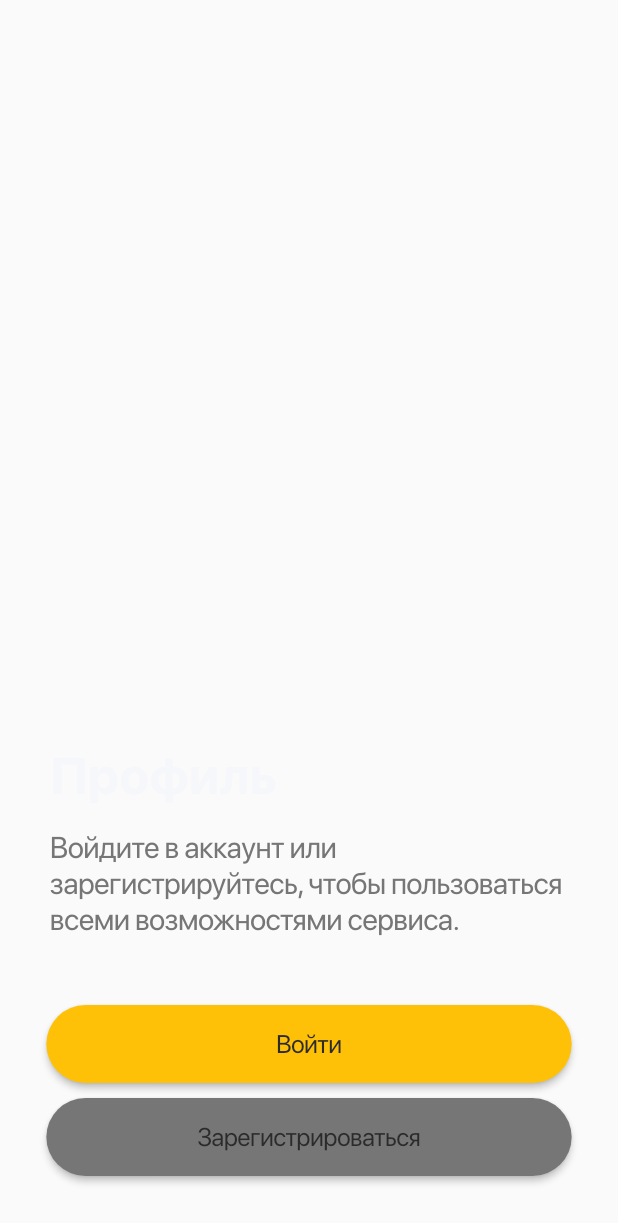
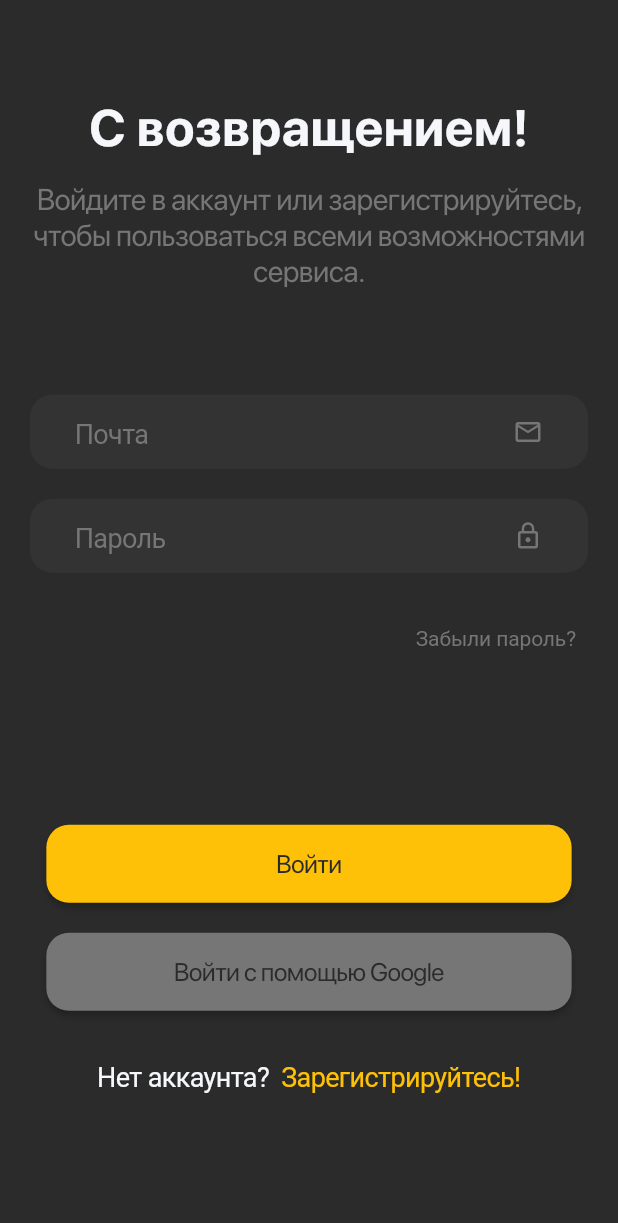
Before and after one commit to eextjcxltuires/GoHookah-Network, a Flutter app: the AuthorizationLowerPanelDescription widget shown alone on an empty page, opened directly, after a tap on "Войти", on a phone screen of 412 x 824 dp. Shown: the top 1223 px of the screen. Run offline on Flutter 3.47's test engine with Material 2 defaults, Android fonts, the phone set to English and light mode, and no system bars; Roboto replaces fonts that are missing (SFProTextRegular).

Commit message:
added a login page.

```diff
--- a/lib/ui/pages/authorization/authorization_page.dart
+++ b/lib/ui/pages/authorization/authorization_page.dart
@@ -1,6 +1,6 @@
 import 'package:flutter/material.dart';
-import 'components/authorization_lower_panel_description.dart';
-import 'components/auhorization_logotype.dart';
+import 'components/authorization/authorization_lower_panel_description.dart';
+import 'components/authorization/auhorization_logotype.dart';
 
 class AuthorizationPage extends StatelessWidget {
   const AuthorizationPage({Key? key}) : super(key: key);
--- a/lib/ui/pages/authorization/components/authorization_lower_panel_description.dart
+++ b/lib/ui/pages/authorization/components/authorization/authorization_lower_panel_description.dart
@@ -1,8 +1,21 @@
 import 'package:application/ui/widgets/button_widget.dart';
+import 'package:application/ui/pages/authorization/login_page.dart';
 import 'package:flutter/material.dart';
 
 class AuthorizationLowerPanelDescription extends StatelessWidget {
   const AuthorizationLowerPanelDescription({Key? key}) : super(key: key);
+
+  // description:
+
+  // the transition function,
+  // which allows from one page to another.
+
+  void login(context) {
+    Navigator.push(
+      context,
+      MaterialPageRoute(builder: (context) => const LoginPage()),
+    );
+  }
 
   @override
   Widget build(BuildContext context) {
@@ -32,9 +45,9 @@ class AuthorizationLowerPanelDescription extends StatelessWidget {
             // custom button widget.
 
             ButtonWidget(
+              onPressed: () => login(context),
               title: 'Войти',
               color: const Color(0xFFFFC107),
-              onPressed: () {},
             ),
             const SizedBox(height: 10.0),
 
--- /dev/null
+++ b/lib/ui/pages/authorization/components/login/login_lower_panel_description.dart
@@ -0,0 +1,45 @@
+import 'package:application/ui/widgets/button_widget.dart';
+import 'package:application/ui/pages/authorization/widgets/lower_text_button_widget.dart';
+import 'package:flutter/material.dart';
+
+class LoginLowerPanelDescription extends StatelessWidget {
+  const LoginLowerPanelDescription({Key? key}) : super(key: key);
+
+  @override
+  Widget build(BuildContext context) {
+    return Align(
+      alignment: Alignment.bottomCenter,
+      child: Column(
+        children: <Widget>[
+          // description:
+          // custom button widget.
+
+          ButtonWidget(
+            onPressed: () {},
+            color: const Color(0xFFFFC107),
+            title: 'Войти',
+          ),
+          const SizedBox(height: 20.0),
+
+          // description:
+          // custom button widget.
+
+          ButtonWidget(
+            onPressed: () {},
+            color: const Color(0xFF767676),
+            title: 'Войти c помощью Google',
+          ),
+          const SizedBox(height: 20.0),
+
+          // description:
+          // Lower text button widget.
+
+          const LowerTextButtonWidget(
+            part1: 'Нет аккаунта? ',
+            part2: ' Зарегистрируйтесь!',
+          ),
+        ],
+      ),
+    );
+  }
+}
--- /dev/null
+++ b/lib/ui/pages/authorization/login_page.dart
@@ -0,0 +1,97 @@
+import 'widgets/top_panel_desciption.dart';
+import 'package:application/ui/pages/authorization/components/login/login_lower_panel_description.dart';
+import 'package:flutter/material.dart';
+import 'widgets/text_field_widget.dart';
+
+class LoginPage extends StatefulWidget {
+  const LoginPage({Key? key}) : super(key: key);
+
+  @override
+  State<LoginPage> createState() => _LoginPageState();
+}
+
+class _LoginPageState extends State<LoginPage> {
+  TextEditingController mail = TextEditingController();
+  TextEditingController word = TextEditingController();
+
+  @override
+  Widget build(BuildContext context) {
+    return Scaffold(
+      backgroundColor: const Color(0xFF2B2B2B),
+      body: Padding(
+        padding: const EdgeInsets.fromLTRB(0, 50.0, 0, 0),
+        child: SingleChildScrollView(
+          child: Column(
+            children: <Widget>[
+              // description:
+              // custom top-panel (with description text) widget.
+
+              const TopPanelDescription(
+                title: 'С возвращением!',
+                description:
+                    'Войдите в аккаунт или зарегистрируйтесь, чтобы пользоваться всеми возможностями сервиса.',
+              ),
+
+              // description:
+              // Widget: Text Field.
+
+              TextFieldWidget(
+                type: TextInputType.emailAddress,
+                controller: mail,
+                icon: Icons.mail_outline,
+                hint: 'Почта',
+              ),
+
+              // description:
+              // Widget: Text Field.
+
+              TextFieldWidget(
+                type: TextInputType.visiblePassword,
+                controller: word,
+                icon: Icons.lock_outline,
+                obscure: true,
+                hint: 'Пароль',
+              ),
+              const SizedBox(height: 10.0),
+
+              // description:
+
+              // text button (forgot password),
+              // that takes you to the password recovery page.
+
+              button(),
+              const SizedBox(height: 100.0),
+
+              // description:
+              // Lower panel.
+
+              const LoginLowerPanelDescription(),
+            ],
+          ),
+        ),
+      ),
+    );
+  }
+
+  // the widget, that displays the text button.
+
+  Widget button() => Align(
+        alignment: Alignment.centerRight,
+        child: Padding(
+          padding: const EdgeInsets.fromLTRB(0, 0, 20.0, 0),
+          child: TextButton(
+            child: const Text(
+              'Забыли пароль?',
+              style: TextStyle(
+                fontFamily: 'SFProTextRegular',
+                color: Color(0xFF767676),
+                fontSize: 14.0,
+                fontWeight: FontWeight.w400,
+                letterSpacing: -0.08,
+              ),
+            ),
+            onPressed: () {},
+          ),
+        ),
+      );
+}
--- /dev/null
+++ b/lib/ui/pages/authorization/widgets/lower_text_button_widget.dart
@@ -0,0 +1,60 @@
+import 'package:flutter/material.dart';
+
+class LowerTextButtonWidget extends StatelessWidget {
+  const LowerTextButtonWidget({
+    Key? key,
+    required this.part1,
+    required this.part2,
+  }) : super(key: key);
+
+  final String part1;
+  final String part2;
+
+  @override
+  Widget build(BuildContext context) {
+    return TextButton(
+      onPressed: () {},
+      child: RichText(
+        text: TextSpan(
+          children: [
+            // description:
+            // text 1.
+
+            part1text(),
+
+            // description:
+            // text 2.
+
+            part2text(),
+          ],
+        ),
+      ),
+    );
+  }
+
+  // the widget, that displays the text 1.
+
+  TextSpan part1text() => TextSpan(
+        text: part1,
+        style: const TextStyle(
+          fontFamily: 'SFProTextRegular',
+          color: Color(0xFFF6F7FB),
+          fontSize: 18.0,
+          fontWeight: FontWeight.w400,
+          letterSpacing: -0.41,
+        ),
+      );
+
+  // the widget, that displays the title text 2.
+
+  TextSpan part2text() => TextSpan(
+        text: part2,
+        style: const TextStyle(
+          fontFamily: 'SFProTextRegular',
+          color: Color(0xFFFFC107),
+          fontSize: 18.0,
+          fontWeight: FontWeight.w400,
+          letterSpacing: -0.41,
+        ),
+      );
+}
--- /dev/null
+++ b/lib/ui/pages/authorization/widgets/text_field_widget.dart
@@ -0,0 +1,68 @@
+import 'package:flutter/material.dart';
+
+class TextFieldWidget extends StatelessWidget {
+  const TextFieldWidget({
+    Key? key,
+    required this.hint,
+    required this.icon,
+    required this.controller,
+    this.obscure = false,
+    required this.type,
+  }) : super(key: key);
+
+  final String hint;
+  final IconData icon;
+  final TextEditingController controller;
+  final bool obscure;
+  final TextInputType? type;
+
+  @override
+  Widget build(BuildContext context) {
+    return Container(
+      height: MediaQuery.of(context).size.height * 0.06,
+      padding: const EdgeInsets.fromLTRB(30.0, 0, 30.0, 0),
+      margin: const EdgeInsets.fromLTRB(20.0, 10.0, 20.0, 10.0),
+      decoration: BoxDecoration(
+        color: const Color(0xFF333333),
+        borderRadius: BorderRadius.circular(15.0),
+      ),
+      child: Row(
+        mainAxisAlignment: MainAxisAlignment.spaceBetween,
+        children: <Widget>[
+          SizedBox(
+            width: 270.0,
+            child: TextField(
+              textAlignVertical: TextAlignVertical.center,
+              obscureText: obscure,
+              keyboardType: type,
+              cursorColor: const Color(0xFF767676),
+              decoration: InputDecoration(
+                border: InputBorder.none,
+                hintText: hint,
+                hintStyle: const TextStyle(
+                  fontFamily: 'SFProTextRegular',
+                  color: Color(0xFF767676),
+                  fontSize: 18.0,
+                  fontWeight: FontWeight.w400,
+                  letterSpacing: -0.41,
+                ),
+              ),
+              style: const TextStyle(
+                fontFamily: 'SFProTextRegular',
+                color: Color(0xFFF6F7FB),
+                fontSize: 18.0,
+                fontWeight: FontWeight.w400,
+                letterSpacing: -0.41,
+              ),
+            ),
+          ),
+          Icon(
+            icon,
+            color: const Color(0xFF767676),
+            size: 20.0,
+          ),
+        ],
+      ),
+    );
+  }
+}
--- /dev/null
+++ b/lib/ui/pages/authorization/widgets/top_panel_desciption.dart
@@ -0,0 +1,67 @@
+import 'package:flutter/material.dart';
+
+class TopPanelDescription extends StatelessWidget {
+  const TopPanelDescription({
+    Key? key,
+    required this.title,
+    required this.description,
+  }) : super(key: key);
+
+  final String title;
+  final String description;
+
+  @override
+  Widget build(BuildContext context) {
+    return Padding(
+      padding: const EdgeInsets.fromLTRB(20.0, 0, 20.0, 0),
+      child: Column(
+        mainAxisAlignment: MainAxisAlignment.center,
+        children: <Widget>[
+          // description:
+          // title text.
+
+          titletext(),
+
+          // description:
+          // description text.
+
+          descriptiontext(),
+        ],
+      ),
+    );
+  }
+
+  // the widget, that displays the title text.
+
+  Widget titletext() => Padding(
+        padding: const EdgeInsets.fromLTRB(0, 15.0, 0, 0),
+        child: Text(
+          title,
+          textAlign: TextAlign.center,
+          style: const TextStyle(
+            fontFamily: 'SFProDisplayBold',
+            color: Color(0xFFF6F7FB),
+            fontSize: 34.0,
+            fontWeight: FontWeight.w700,
+            letterSpacing: 0.27,
+          ),
+        ),
+      );
+
+  // the widget, that displays the description text.
+
+  Widget descriptiontext() => Padding(
+        padding: const EdgeInsets.fromLTRB(0, 15.0, 0, 60.0),
+        child: Text(
+          description,
+          textAlign: TextAlign.center,
+          style: const TextStyle(
+            fontFamily: 'SFProDisplayRegular',
+            color: Color(0xFF767676),
+            fontSize: 20.0,
+            fontWeight: FontWeight.w400,
+            letterSpacing: -0.41,
+          ),
+        ),
+      );
+}
--- a/lib/ui/widgets/button_widget.dart
+++ b/lib/ui/widgets/button_widget.dart
@@ -23,7 +23,7 @@ class ButtonWidget extends StatelessWidget {
         textColor: Colors.white,
         padding: const EdgeInsets.all(16),
         shape: RoundedRectangleBorder(
-          borderRadius: BorderRadius.circular(100.0),
+          borderRadius: BorderRadius.circular(15.0),
         ),
 
         // description:
```
Also changed, not shown: lib/ui/pages/authorization/components/authorization/auhorization_logotype.dart (renamed from lib/ui/pages/authorization/components/auhorization_logotype.dart).
